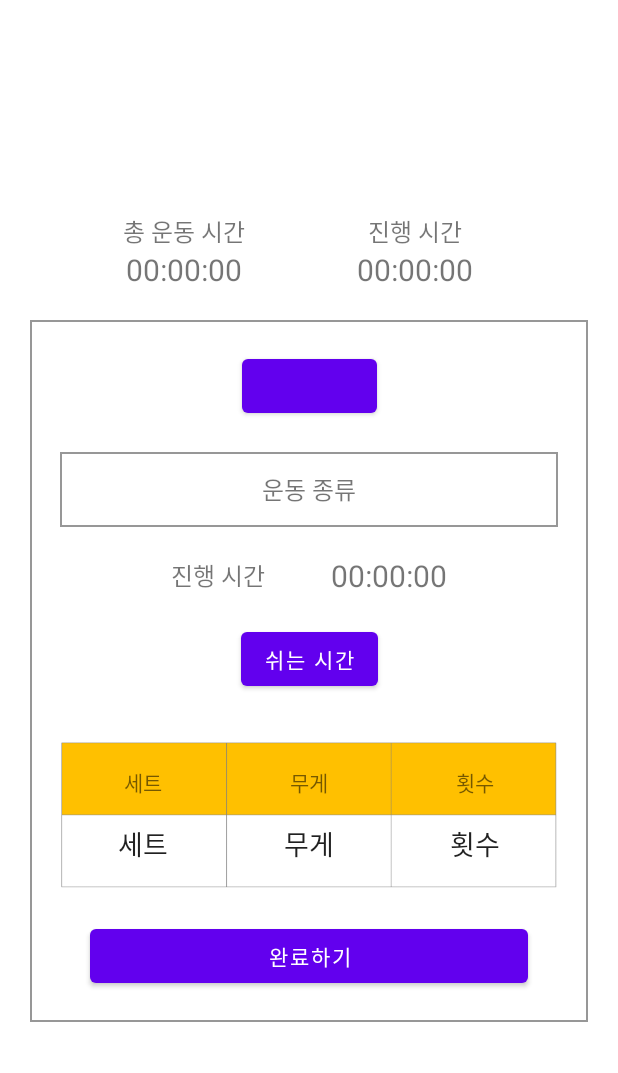
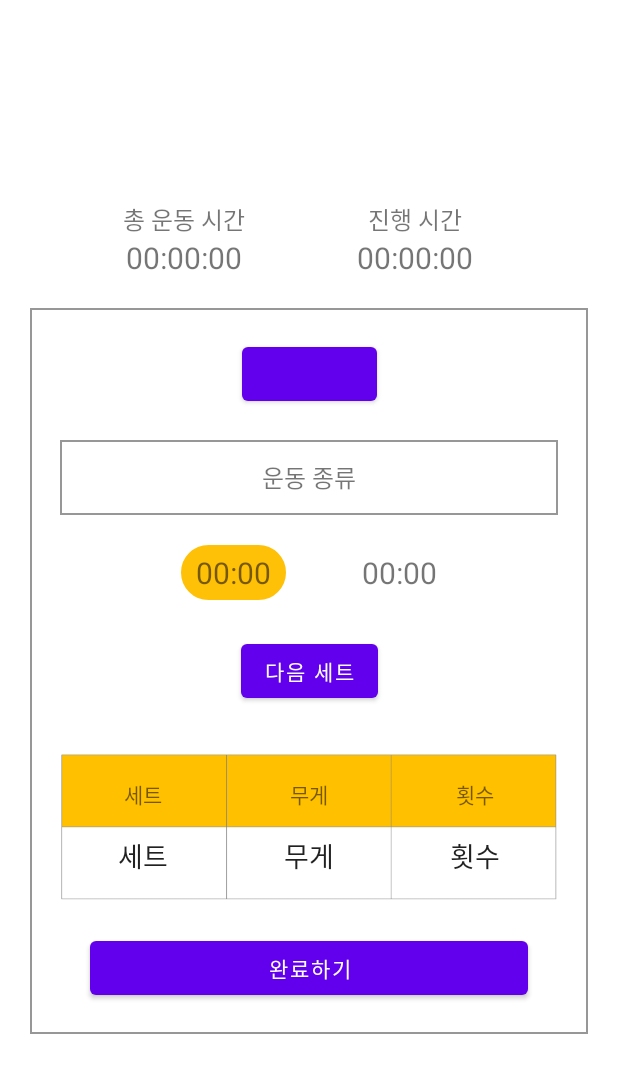
Before and after one commit to HealthperDevelopers/Android_Healtper, an Android app: the fragment TimerFragment shown on its own in the app's theme, after a tap on "쉬는 시간", on a phone screen of 412 x 824 dp. Shown: the top 1073 px of the screen. Run offline under Robolectric (Android 15) with nearby library versions, the phone set to English and light mode, and no system bars; 1 statement that could not run was skipped.

Commit message:
rest time

```diff
--- a/app/src/main/java/com/umc/healthper/ui/timer/TimerFragment.kt
+++ b/app/src/main/java/com/umc/healthper/ui/timer/TimerFragment.kt
@@ -29,6 +29,7 @@ class TimerFragment : Fragment() {
         binding = FragmentTimerBinding.inflate(inflater, container, false)
         TotalTimer().start()
         RunningTimer().start()
+        RestTimer().start()
 
         binding.timerWorkrestBt.setOnClickListener{
             getRest()
@@ -40,15 +41,25 @@ class TimerFragment : Fragment() {
     private fun getRest() {
         if (isRest) {
             isRest = false
+            binding.timerWorkrestBt.text = "쉬는 시간"
             binding.timerTableTv.setBackgroundResource(R.drawable.table_tint)
             binding.timerWorkTimeCl.visibility = View.VISIBLE
             binding.timerRestTimeCl.visibility = View.GONE
+            binding.timerRestSettingTimeTv.visibility = View.INVISIBLE
+            binding.timerRestTimeTv.visibility = View.INVISIBLE
+            binding.timerRunningTv.visibility = View.VISIBLE
+            binding.timerRunningTimeTv.visibility = View.VISIBLE
         }
         else {
             isRest = true
+            binding.timerWorkrestBt.text = "다음 세트"
             binding.timerTableTv.setBackgroundResource(R.drawable.table)
             binding.timerWorkTimeCl.visibility = View.GONE
             binding.timerRestTimeCl.visibility = View.VISIBLE
+            binding.timerRestSettingTimeTv.visibility = View.VISIBLE
+            binding.timerRestTimeTv.visibility = View.VISIBLE
+            binding.timerRunningTv.visibility = View.INVISIBLE
+            binding.timerRunningTimeTv.visibility = View.INVISIBLE
         }
     }
 
@@ -105,7 +116,26 @@ class TimerFragment : Fragment() {
         }
     }
 
-    class RestTimer : Thread(){
+    inner class RestTimer : Thread(){
+        private var second: Int = 0
+        private var mills: Float = 0f
 
+        override fun run() {
+            while (true){
+                if (!isRest){
+                    continue
+                }
+                sleep(50)
+                mills += 50
+
+                if (mills % 1000 == 0f){
+                    second++
+                    settimerActivity!!.runOnUiThread {
+                        binding.timerRestTimeTv.text = String.format("%02d:%02d", second / 60, second % 60)
+                        Log.d("rest timer", binding.timerRestTimeTv.text.toString())
+                    }
+                }
+            }
+        }
     }
 }
--- /dev/null
+++ b/app/src/main/res/drawable/rounding.xml
@@ -0,0 +1,10 @@
+<?xml version="1.0" encoding="UTF-8"?>
+<shape xmlns:android="http://schemas.android.com/apk/res/android" android:id="@+id/listview_background_shape">
+    <stroke android:width="1dp"
+        android:color="@color/gray" />
+    <padding android:left="10dp"
+        android:top="5dp"
+        android:right="10dp"
+        android:bottom="5dp" />
+    <corners android:radius="1000dp" />
+</shape>
--- a/app/src/main/res/layout/fragment_timer.xml
+++ b/app/src/main/res/layout/fragment_timer.xml
@@ -120,16 +120,45 @@
             />
 
         <TextView
+            android:id="@+id/timer_rest_time_tv"
+            android:layout_width="wrap_content"
+            android:layout_height="wrap_content"
+            android:text="00:00"
+            android:textSize="20dp"
+            android:background="@drawable/rounding"
+            android:backgroundTint="@color/yellow"
+            app:layout_constraintTop_toBottomOf="@id/timer_work_tv"
+            android:layout_marginTop="20dp"
+            android:layout_marginStart="50dp"
+            app:layout_constraintStart_toStartOf="parent"
+            app:layout_constraintEnd_toStartOf="@id/timer_rest_setting_time_tv"
+            android:visibility="invisible"/>
+        <TextView
+            android:id="@+id/timer_rest_setting_time_tv"
+            android:layout_width="wrap_content"
+            android:layout_height="wrap_content"
+            android:text="00:00"
+            android:textSize="20dp"
+            app:layout_constraintTop_toBottomOf="@id/timer_work_tv"
+            app:layout_constraintStart_toEndOf="@id/timer_rest_time_tv"
+            app:layout_constraintTop_toTopOf="@id/timer_rest_time_tv"
+            app:layout_constraintBottom_toBottomOf="@id/timer_rest_time_tv"
+            app:layout_constraintEnd_toEndOf="parent"
+            android:layout_marginEnd="50dp"
+            android:visibility="invisible"/>
+
+        <TextView
             android:id="@+id/timer_running_tv"
             android:layout_width="wrap_content"
             android:layout_height="wrap_content"
             android:text="진행 시간"
-            android:textSize="16sp"
+            android:textSize="20sp"
             app:layout_constraintStart_toStartOf="parent"
             app:layout_constraintEnd_toStartOf="@id/timer_running_time_tv"
             app:layout_constraintTop_toBottomOf="@id/timer_work_tv"
             android:layout_marginTop="20dp"
             android:layout_marginStart="50dp"
+            android:visibility="visible"
             />
         <TextView
             android:id="@+id/timer_running_time_tv"
@@ -142,6 +171,7 @@
             app:layout_constraintTop_toTopOf="@id/timer_running_tv"
             app:layout_constraintBottom_toBottomOf="@id/timer_running_tv"
             android:layout_marginEnd="50dp"
+            android:visibility="visible"
             />
 
         <Button
@@ -152,8 +182,7 @@
             app:layout_constraintTop_toBottomOf="@id/timer_running_tv"
             app:layout_constraintEnd_toEndOf="parent"
             app:layout_constraintStart_toStartOf="parent"
-            android:layout_marginTop="20dp"
-            android:visibility="visible"
+            android:layout_marginTop="30dp"
             />
         <TextView
             android:id="@+id/timer_table_tv"
```
